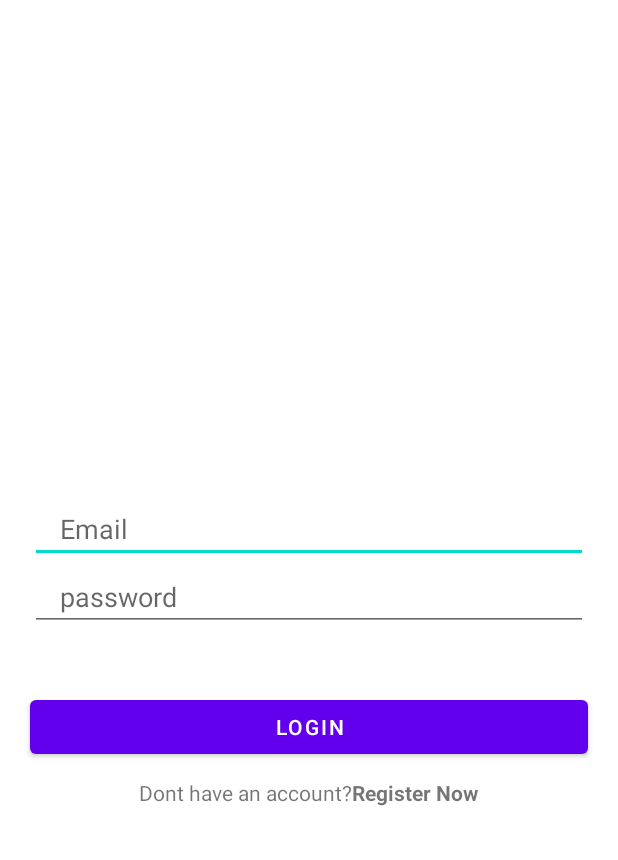
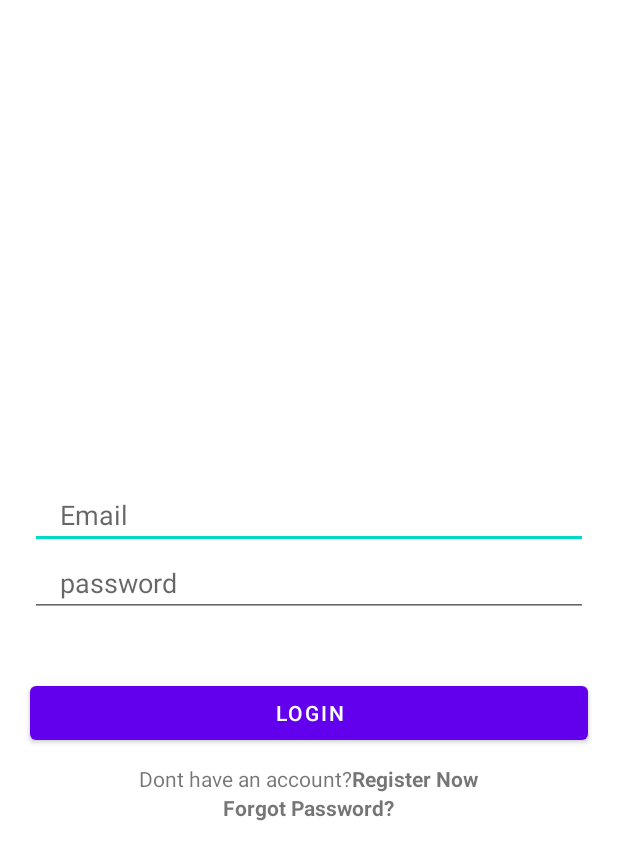
Before and after one commit to nuwinwiwana/I-KAEN, an Android app: the screen it shows after launch (login), on a phone screen of 412 x 824 dp. Shown: the top 860 px of the screen. Run offline under Robolectric (Android 15) with nearby library versions, the phone set to English and light mode, and no system bars; our stand-ins replace Firebase (no records; nobody signed in at launch, a user with empty details on screens opened directly).

Commit message:
Connect Login to Forgot password activity

```diff
--- a/IKAEN/app/src/main/AndroidManifest.xml
+++ b/IKAEN/app/src/main/AndroidManifest.xml
@@ -11,7 +11,8 @@
         android:roundIcon="@mipmap/ic_launcher_round"
         android:supportsRtl="true"
         android:theme="@style/Theme.IKAEN">
-        <activity android:name=".verify"></activity>
+        <activity android:name=".ForgotPassword"></activity>
+        <activity android:name=".verify" />
         <activity android:name=".dashboard" />
         <activity android:name=".register" />
         <activity android:name=".login">
--- a/IKAEN/app/src/main/java/com/example/ikaen/login.java
+++ b/IKAEN/app/src/main/java/com/example/ikaen/login.java
@@ -35,8 +35,9 @@ public class login extends AppCompatActivity {
 
         final EditText email = findViewById(R.id.email);
         final EditText password = findViewById(R.id.password);
-        final Button loginBtn = findViewById(R.id.loginBtn);
+        final Button loginBtn = findViewById(R.id.LoginBtn);
         final TextView registerNowBtn = findViewById(R.id.registerNowBtn);
+        final TextView ForgotPassword = findViewById(R.id.FgtPasswordBtn );
 
      loginBtn.setOnClickListener(new View.OnClickListener() {
          @Override
@@ -63,6 +64,17 @@ public class login extends AppCompatActivity {
              startActivity(new Intent(login.this,register.class));
          }
      });
+
+        ForgotPassword.setOnClickListener(new View.OnClickListener() {
+            @Override
+            public void onClick(View v) {
+
+                //open Forgot password activity
+
+                startActivity(new Intent(login.this,ForgotPassword.class));
+            }
+        });
+
     }
 
     private void login (String email, String password){
--- a/IKAEN/app/src/main/java/com/example/ikaen/register.java
+++ b/IKAEN/app/src/main/java/com/example/ikaen/register.java
@@ -82,7 +82,6 @@ public class register extends AppCompatActivity {
             }
         });
 
-
     }
 
     ;
--- a/IKAEN/app/src/main/res/layout/activity_login.xml
+++ b/IKAEN/app/src/main/res/layout/activity_login.xml
@@ -48,7 +48,7 @@
 
 
     <Button
-        android:id="@+id/loginBtn"
+        android:id="@+id/LoginBtn"
         android:layout_width="match_parent"
         android:layout_height="wrap_content"
         android:layout_marginStart="20dp"
@@ -78,6 +78,11 @@
 
     </LinearLayout>
 
-
+    <TextView
+        android:id="@+id/FgtPasswordBtn"
+        android:layout_width="wrap_content"
+        android:layout_height="wrap_content"
+        android:text="Forgot Password?"
+        android:textStyle="bold" />
 
 </LinearLayout>
--- a/IKAEN/app/src/main/res/layout/activity_register.xml
+++ b/IKAEN/app/src/main/res/layout/activity_register.xml
@@ -111,6 +111,7 @@
             android:layout_height="wrap_content"
             android:text="Already have an account?"/>.
 
+
         <TextView
             android:id="@+id/loginNow"
             android:layout_width="wrap_content"
```
Also changed, not shown: IKAEN/app/src/main/java/com/example/ikaen/ForgotPassword.java (added, +14 -0 lines), IKAEN/app/src/main/res/layout/activity_forgot_password.xml (added, +45 -0 lines).
